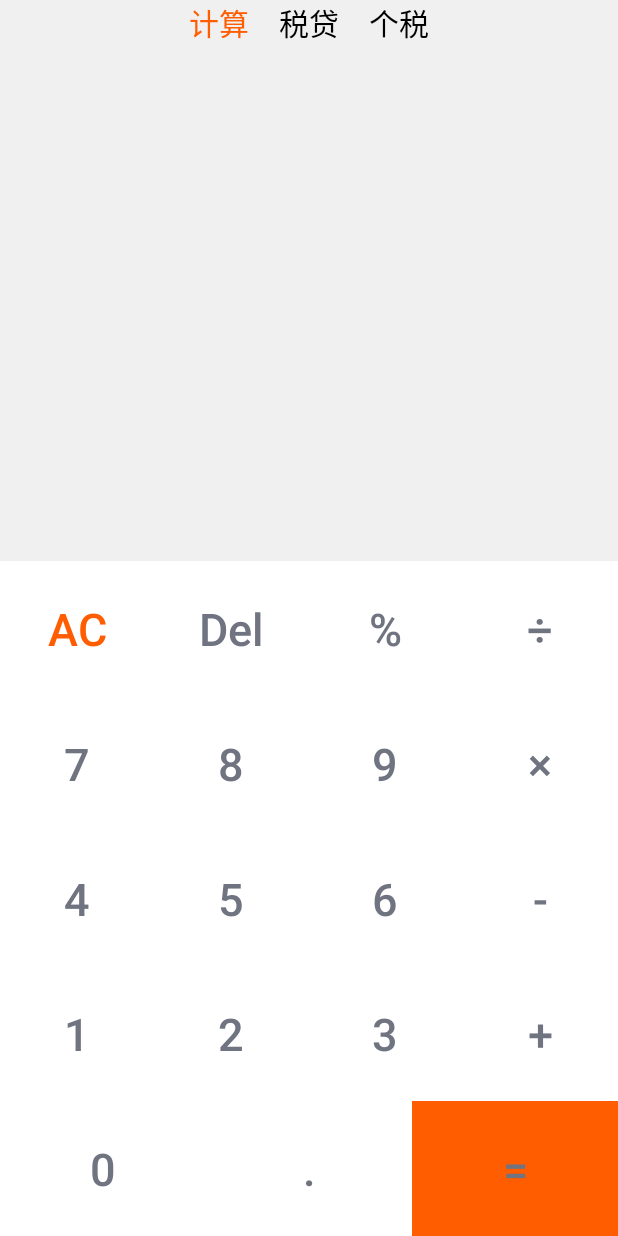
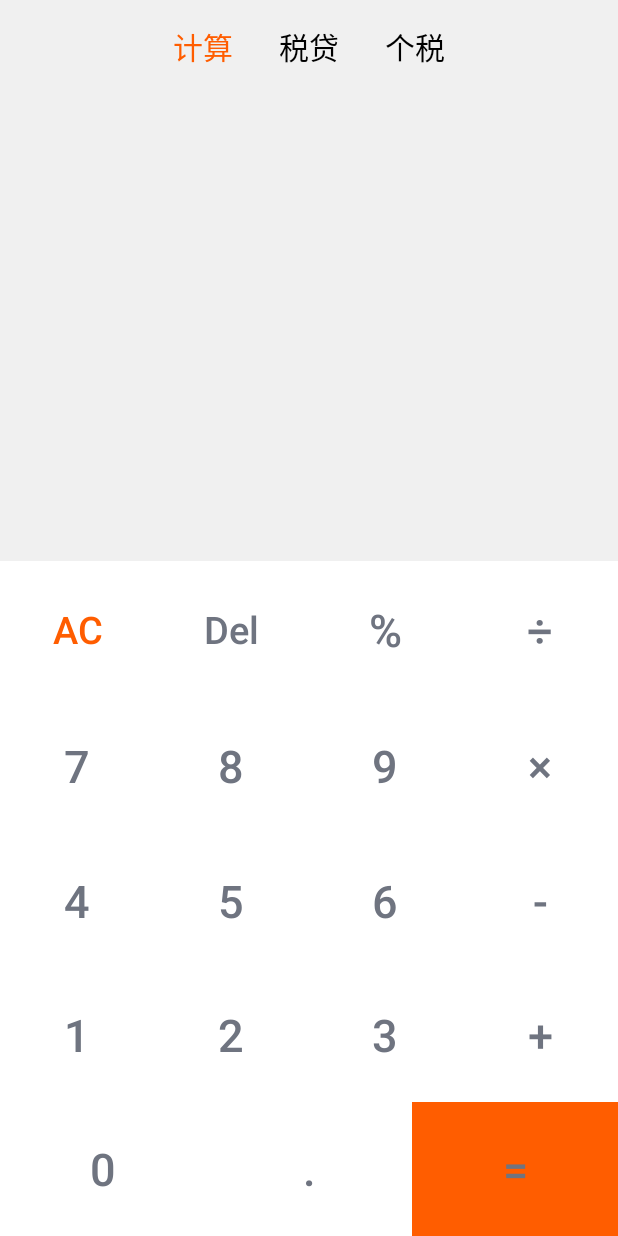
Before and after one commit to LsKiKi/SuperCalculator, an Android app: the screen it shows after launch (MainActivity), on a phone screen of 412 x 824 dp. Run offline under Robolectric (Android 15) with nearby library versions, the phone set to English and light mode, and no system bars.

```diff
--- a/app/src/main/res/layout/activity_main.xml
+++ b/app/src/main/res/layout/activity_main.xml
@@ -17,17 +17,21 @@
             android:layout_width="match_parent"
             android:layout_height="50dp"
             android:gravity="center"
-            android:orientation="horizontal">
+            android:orientation="horizontal"
+            android:paddingTop="15dp">
 
             <TableRow
                 android:id="@+id/titleBox"
-                android:gravity="center">
+                android:gravity="center"
+                >
 
                 <TextView
                     android:id="@+id/item_jisuan"
                     android:layout_width="wrap_content"
                     android:layout_height="50dp"
-                    android:paddingRight="20dp"
+                    android:paddingTop="8dp"
+                    android:paddingRight="15dp"
+                    android:paddingLeft="15dp"
                     android:text="@string/jisuan"
                     android:textColor="#ff5d00"
                     android:textSize="20sp" />
@@ -36,6 +40,9 @@
                     android:id="@+id/item_fangdai"
                     android:layout_width="wrap_content"
                     android:layout_height="50dp"
+                    android:paddingTop="8dp"
+                    android:paddingRight="15dp"
+                    android:paddingLeft="15dp"
                     android:text="@string/fangdai"
                     android:textColor="#000"
                     android:textSize="20sp" />
@@ -44,7 +51,9 @@
                     android:id="@+id/item_shuidai"
                     android:layout_width="wrap_content"
                     android:layout_height="50dp"
-                    android:paddingLeft="20dp"
+                    android:paddingTop="8dp"
+                    android:paddingRight="15dp"
+                    android:paddingLeft="15dp"
                     android:text="@string/geshui"
                     android:textColor="#000"
                     android:textSize="20sp" />
--- a/app/src/main/res/layout/fragment1.xml
+++ b/app/src/main/res/layout/fragment1.xml
@@ -44,7 +44,7 @@
                     android:background="@drawable/selector_1"
                     android:text="@string/AC"
                     android:textColor="#ff5d00"
-                    android:textSize="30sp" />
+                    android:textSize="25sp" />
 
                 <Button
                     android:id="@+id/btn_Del"
@@ -56,7 +56,7 @@
                     android:text="@string/Del"
                     android:textAllCaps="false"
                     android:textColor="#6f7480"
-                    android:textSize="30sp" />
+                    android:textSize="25sp" />
 
                 <Button
                     android:id="@+id/btn_per"
```
